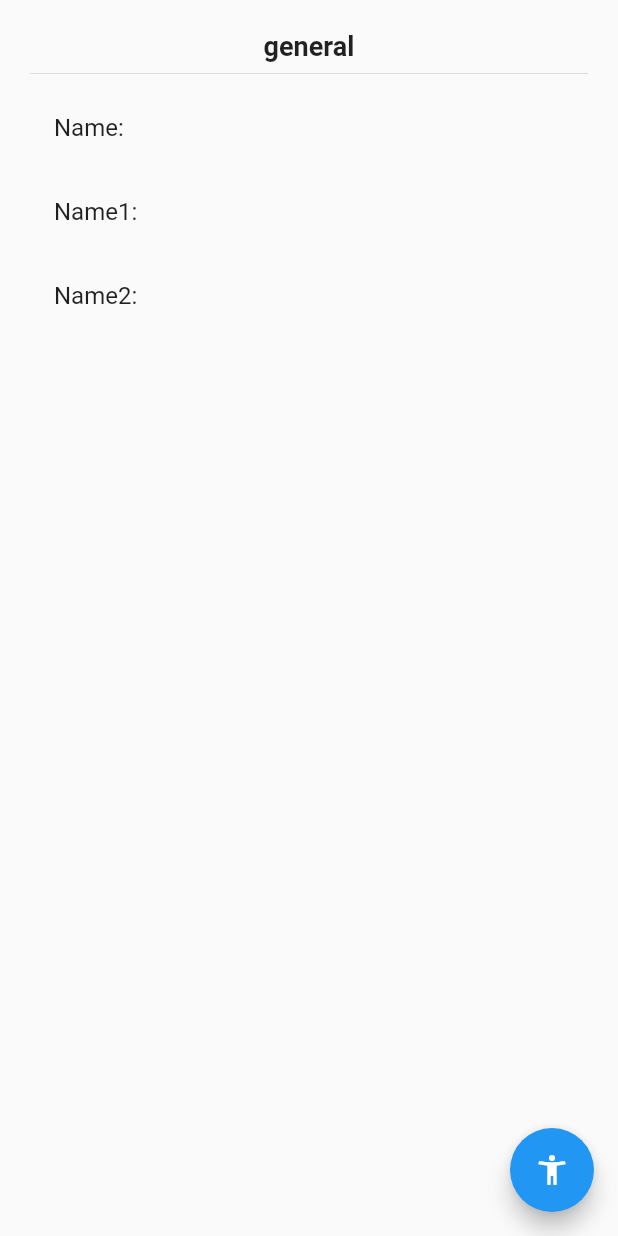
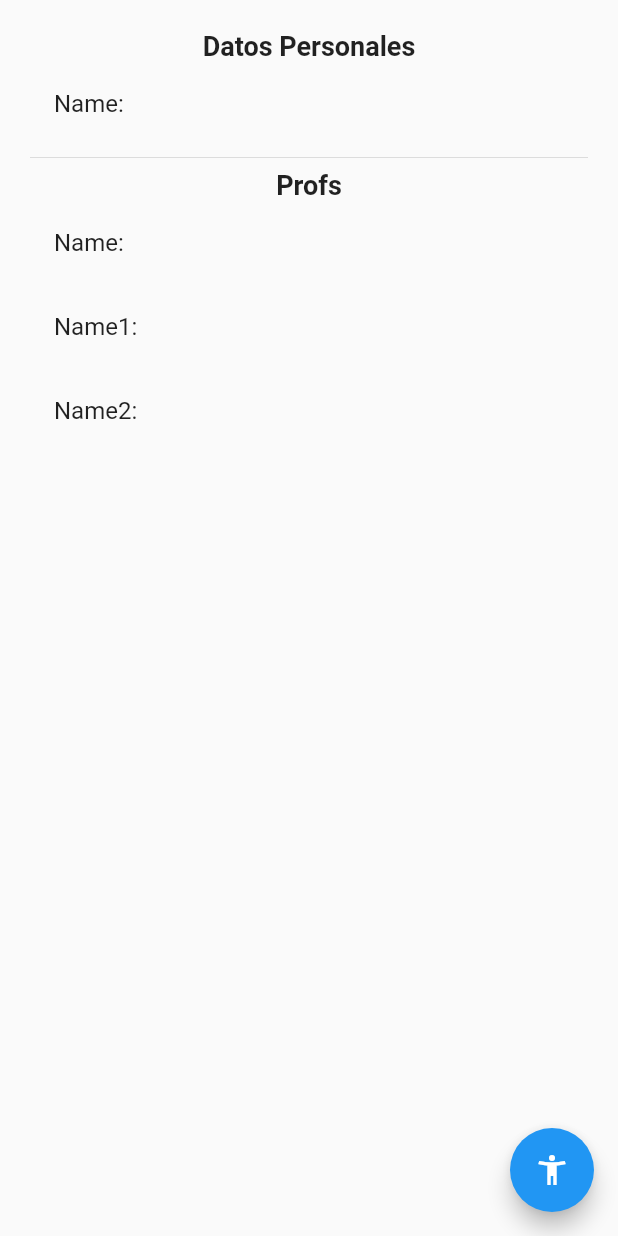
Before and after one commit to ecolque/flutter-singleton, a Flutter app: the screen it shows after launch, on a phone screen of 412 x 824 dp. Run offline on Flutter 3.47's test engine with Material 2 defaults, Android fonts, the phone set to English and light mode, and no system bars.

```diff
--- a/lib/pages/page1_page.dart
+++ b/lib/pages/page1_page.dart
@@ -23,12 +23,18 @@ class InfWidget extends StatelessWidget {
       width: double.infinity,
       padding: EdgeInsets.all(20),
       child: Column(children: [
-        Text('general',
+        Text('Datos Personales',
             style: TextStyle(
               fontSize: 18,
               fontWeight: FontWeight.bold,
             )),
+        ListTile(title: Text('Name: ')),
         Divider(),
+        Text('Profs',
+            style: TextStyle(
+              fontSize: 18,
+              fontWeight: FontWeight.bold,
+            )),
         ListTile(title: Text('Name: ')),
         ListTile(title: Text('Name1: ')),
         ListTile(title: Text('Name2: '))
```
